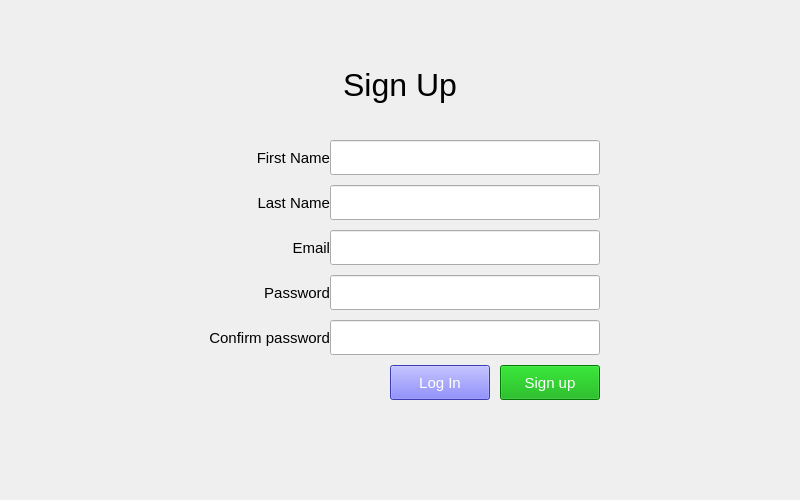
Old version of the form signup.ui in the repository Mukhammadsaid19/os-plagiarism-checker.
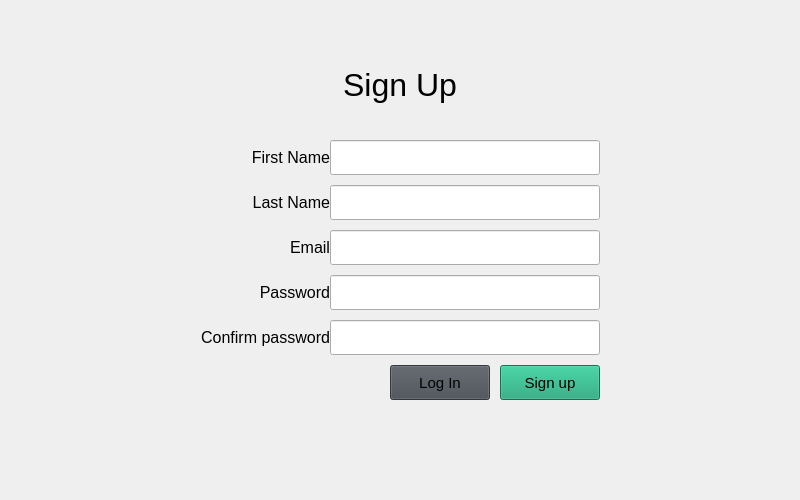
New version of the form. Icons and pictures are not drawn.

```diff
--- a/signup.ui
+++ b/signup.ui
@@ -13,6 +13,9 @@
   <property name="windowTitle">
    <string>Form</string>
   </property>
+  <property name="styleSheet">
+   <string notr="true">background-image: url(&quot;/home/saidakbar/os-plagiarism-checker/images/loginBack.jpg&quot;)</string>
+  </property>
   <widget class="QLabel" name="signup_label">
    <property name="geometry">
     <rect>
@@ -64,8 +67,8 @@
     </font>
    </property>
    <property name="styleSheet">
-    <string notr="true">background-color: rgb(85, 85, 255);
-color: rgb(255, 255, 255);</string>
+    <string notr="true">background-color: rgb(71, 76, 84);
+ </string>
    </property>
    <property name="text">
     <string>Log In</string>
@@ -82,9 +85,12 @@
    </property>
    <property name="font">
     <font>
-     <pointsize>11</pointsize>
+     <pointsize>12</pointsize>
     </font>
    </property>
+   <property name="styleSheet">
+    <string notr="true">color: rgb(0, 0, 0)</string>
+   </property>
    <property name="text">
     <string>First Name</string>
    </property>
@@ -125,8 +131,8 @@
     </font>
    </property>
    <property name="styleSheet">
-    <string notr="true">background-color: rgb(0, 170, 0);
-color: rgb(255, 255, 255);</string>
+    <string notr="true">background-color: rgb(21, 161, 116)
+</string>
    </property>
    <property name="text">
     <string>Sign up</string>
@@ -143,9 +149,12 @@
    </property>
    <property name="font">
     <font>
-     <pointsize>11</pointsize>
+     <pointsize>12</pointsize>
     </font>
    </property>
+   <property name="styleSheet">
+    <string notr="true">color: rgb(0, 0, 0)</string>
+   </property>
    <property name="text">
     <string>Email</string>
    </property>
@@ -167,9 +176,12 @@
    </property>
    <property name="font">
     <font>
-     <pointsize>11</pointsize>
+     <pointsize>12</pointsize>
     </font>
    </property>
+   <property name="styleSheet">
+    <string notr="true">color: rgb(0, 0, 0)</string>
+   </property>
    <property name="text">
     <string>Last Name</string>
    </property>
@@ -221,9 +233,12 @@
    </property>
    <property name="font">
     <font>
-     <pointsize>11</pointsize>
+     <pointsize>12</pointsize>
     </font>
    </property>
+   <property name="styleSheet">
+    <string notr="true">color: rgb(0, 0, 0)</string>
+   </property>
    <property name="text">
     <string>Password</string>
    </property>
@@ -252,17 +267,20 @@
   <widget class="QLabel" name="pass_label_2">
    <property name="geometry">
     <rect>
-     <x>180</x>
+     <x>179</x>
      <y>320</y>
-     <width>150</width>
+     <width>151</width>
      <height>35</height>
     </rect>
    </property>
    <property name="font">
     <font>
-     <pointsize>11</pointsize>
+     <pointsize>12</pointsize>
     </font>
    </property>
+   <property name="styleSheet">
+    <string notr="true">color: rgb(0, 0, 0)</string>
+   </property>
    <property name="text">
     <string>Confirm password</string>
    </property>
```
Left out of the diff: 3 changed lines with no effect on the pictures.
